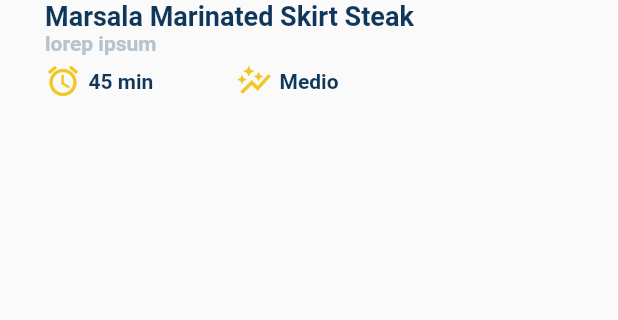
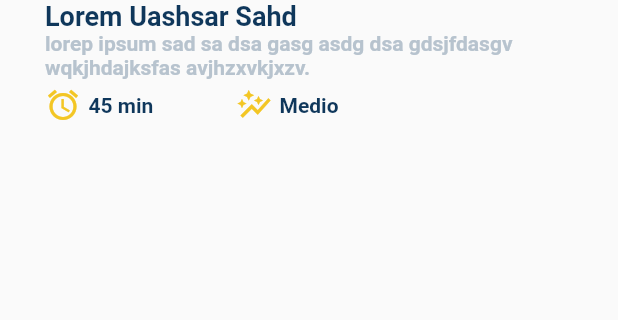
Before and after one commit to Belkim/recipelyMobile, a Flutter app: what recetasListado() shows on an empty page, opened directly, on a phone screen of 412 x 824 dp, the part 240-560 px from its top. Run offline on Flutter 3.47's test engine with Material 2 defaults, Android fonts, the phone set to English and light mode, and no system bars; our stand-ins replace flutter_swiper; Roboto replaces fonts that are missing (Avenir, PlayfairDisplay-Bold).

Commit message:
8 Detalles e implementación del detalle_slider

```diff
--- a/lib/src/styles/styles.dart
+++ b/lib/src/styles/styles.dart
@@ -23,6 +23,11 @@ final titlesRecipeStyle = TextStyle(
     fontWeight: FontWeight.bold,
     color: colorTitle,
     fontSize: 18.0);
+final titlesRecipeStyleDetalle = TextStyle(
+    fontFamily: 'PlayfairDisplay-Bold',
+    fontWeight: FontWeight.bold,
+    color: colorTitle,
+    fontSize: 24.0);
 final descripRecipeStyle = TextStyle(
     fontFamily: 'Avenir',
     fontWeight: FontWeight.bold,
--- a/lib/src/widgets/receta_listado.dart
+++ b/lib/src/widgets/receta_listado.dart
@@ -1,4 +1,5 @@
 import 'package:flutter/material.dart';
+import 'package:recipely/src/styles/styles.dart';
 import 'package:recipely/src/widgets/texto_receta.dart';
 
 Widget recetasListado(BuildContext context) {
@@ -18,7 +19,7 @@ Widget recetasListado(BuildContext context) {
           height: 140.0,
         ),
       ),
-      textoReceta()
+      textoReceta(titlesRecipeStyle)
     ],
   );
 }
--- a/lib/src/widgets/texto_receta.dart
+++ b/lib/src/widgets/texto_receta.dart
@@ -1,22 +1,22 @@
 import 'package:flutter/material.dart';
 import 'package:recipely/src/styles/styles.dart';
 
-Widget textoReceta(){
+Widget textoReceta(TextStyle estilos) {
   return Column(
     children: <Widget>[
       Container(
         alignment: AlignmentDirectional.topStart,
-        margin: const EdgeInsets.only(left: 30.0,top: 0.0),
+        margin: const EdgeInsets.only(left: 30.0, top: 0.0),
         child: Column(
           crossAxisAlignment: CrossAxisAlignment.start,
           children: <Widget>[
             Text(
-              'Marsala Marinated Skirt Steak',
+              'Lorem Uashsar Sahd',
               textAlign: TextAlign.left,
-              style: titlesRecipeStyle,
+              style: estilos,
             ),
             Text(
-              'lorep ipsum',
+              'lorep ipsum sad sa dsa gasg asdg dsa gdsjfdasgv wqkjhdajksfas avjhzxvkjxzv.',
               textAlign: TextAlign.left,
               style: descripRecipeStyle,
             ),
@@ -30,10 +30,7 @@ Widget textoReceta(){
                     flex: 1,
                     child: Row(
                       children: <Widget>[
-                        Icon(
-                          Icons.alarm,
-                          color: colorIcons
-                        ),
+                        Icon(Icons.alarm, color: colorIcons),
                         Container(
                           margin: const EdgeInsets.only(left: 5.0),
                           child: Text(
@@ -42,8 +39,7 @@ Widget textoReceta(){
                                 fontFamily: 'Avenir',
                                 fontWeight: FontWeight.bold,
                                 color: colorTitle,
-                              fontSize: 14.0
-                            ),
+                                fontSize: 14.0),
                           ),
                         )
                       ],
@@ -53,10 +49,7 @@ Widget textoReceta(){
                     flex: 2,
                     child: Row(
                       children: <Widget>[
-                        Icon(
-                          Icons.auto_graph,
-                          color: colorIcons
-                        ),
+                        Icon(Icons.auto_graph, color: colorIcons),
                         Container(
                           margin: const EdgeInsets.only(left: 5.0),
                           child: Text(
@@ -65,8 +58,7 @@ Widget textoReceta(){
                                 fontFamily: 'Avenir',
                                 fontWeight: FontWeight.bold,
                                 color: colorTitle,
-                              fontSize: 14.0
-                            ),
+                                fontSize: 14.0),
                           ),
                         )
                       ],
```
Also changed, not shown: lib/detalle.dart (+37 -2 lines), lib/src/widgets/app_bar_detalle.dart (added, +27 -0 lines), lib/src/widgets/slider_ingredientes.dart (added, +26 -0 lines), assets/ingrediente1.png (added), assets/receta1.png (added). Lines whose indentation alone changed are shown as unchanged.
